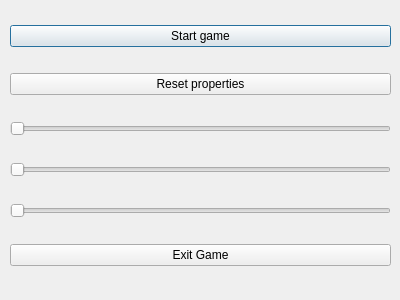
The window that settings.ui (vairad/danceDance) describes before a commit, drawn with Qt 5.
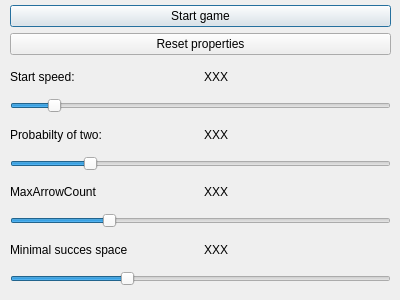
The same window after the commit.

Commit message: settings menu runs unique playgame, sliders affects settings object

The edit to the form file:
```diff
--- a/settings.ui
+++ b/settings.ui
@@ -53,33 +53,136 @@
      </widget>
     </item>
     <item>
-     <widget class="QSlider" name="horizontalSlider_3">
+          <layout class="QHBoxLayout">
+            <item>
+              <widget class="QLabel" name="speedSliderText">
+                <property name="text">
+                  <string>Start speed:</string>
+                </property>
+              </widget>
+            </item>
+            <item>
+              <widget class="QLabel" name="speedSliderVal">
+                <property name="text">
+                  <string>XXX</string>
+                </property>
+              </widget>
+            </item>
+          </layout>
+        </item>
+        <item>
+          <widget class="QSlider" name="speedSlider">
       <property name="orientation">
        <enum>Qt::Horizontal</enum>
       </property>
-     </widget>
-    </item>
+            <property name="maximum">
+              <number>100</number>
+            </property>
+            <property name="value">
+              <number>10</number>
+            </property>
+          </widget>
+        </item>
+
+
     <item>
-     <widget class="QSlider" name="horizontalSlider_2">
+          <layout class="QHBoxLayout">
+            <item>
+              <widget class="QLabel" name="probOfTwoLabel">
+                <property name="text">
+                  <string>Probabilty of two:</string>
+                </property>
+              </widget>
+            </item>
+            <item>
+              <widget class="QLabel" name="probOfTwoVal">
+                <property name="text">
+                  <string>XXX</string>
+                </property>
+              </widget>
+            </item>
+          </layout>
+        </item>
+        <item>
+          <widget class="QSlider" name="probOfTwoSlider">
       <property name="orientation">
        <enum>Qt::Horizontal</enum>
       </property>
-     </widget>
-    </item>
+            <property name="maximum">
+              <number>100</number>
+            </property>
+            <property name="value">
+              <number>20</number>
+            </property>
+          </widget>
+        </item>
+
     <item>
-     <widget class="QSlider" name="horizontalSlider">
+          <layout class="QHBoxLayout">
+            <item>
+              <widget class="QLabel" name="arrowCountLabel">
+                <property name="text">
+                  <string>MaxArrowCount</string>
+                </property>
+              </widget>
+            </item>
+            <item>
+              <widget class="QLabel" name="arrowCountVal">
+                <property name="text">
+                  <string>XXX</string>
+                </property>
+              </widget>
+            </item>
+          </layout>
+        </item>
+
+        <item>
+          <widget class="QSlider" name="arrowCountSlider">
       <property name="orientation">
        <enum>Qt::Horizontal</enum>
       </property>
-     </widget>
-    </item>
+            <property name="maximum">
+              <number>20</number>
+            </property>
+            <property name="value">
+              <number>5</number>
+            </property>
+          </widget>
+        </item>
+
      <item>
-       <widget class="QPushButton" name="exitButton">
+          <layout class="QHBoxLayout">
+            <item>
+              <widget class="QLabel" name="nextArrowLabel">
          <property name="text">
-           <string>Exit Game</string>
+                  <string>Minimal succes space</string>
          </property>
        </widget>
      </item>
+            <item>
+              <widget class="QLabel" name="nextArrowVal">
+                <property name="text">
+                  <string>XXX</string>
+                </property>
+              </widget>
+            </item>
+          </layout>
+        </item>
+
+        <item>
+          <widget class="QSlider" name="nextArrowSlider">
+            <property name="orientation">
+              <enum>Qt::Horizontal</enum>
+            </property>
+            <property name="maximum">
+              <number>100</number>
+            </property>
+            <property name="value">
+              <number>30</number>
+            </property>
+          </widget>
+        </item>
+
    </layout>
   </widget>
  </widget>
```
Left out of the diff: 2 changed lines with no effect on the pictures. Lines whose indentation alone changed are shown as unchanged. The commit also changes 6 other files.
